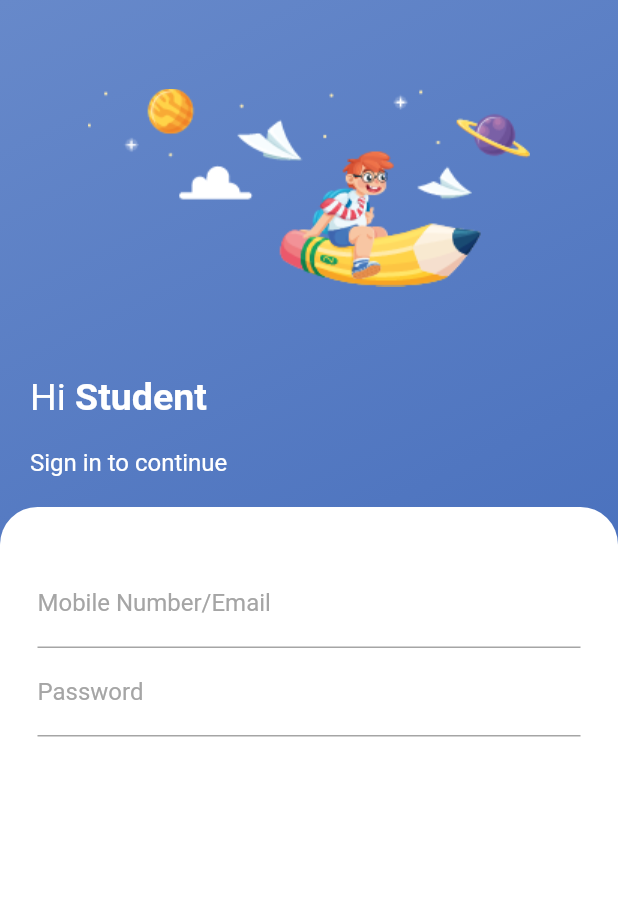
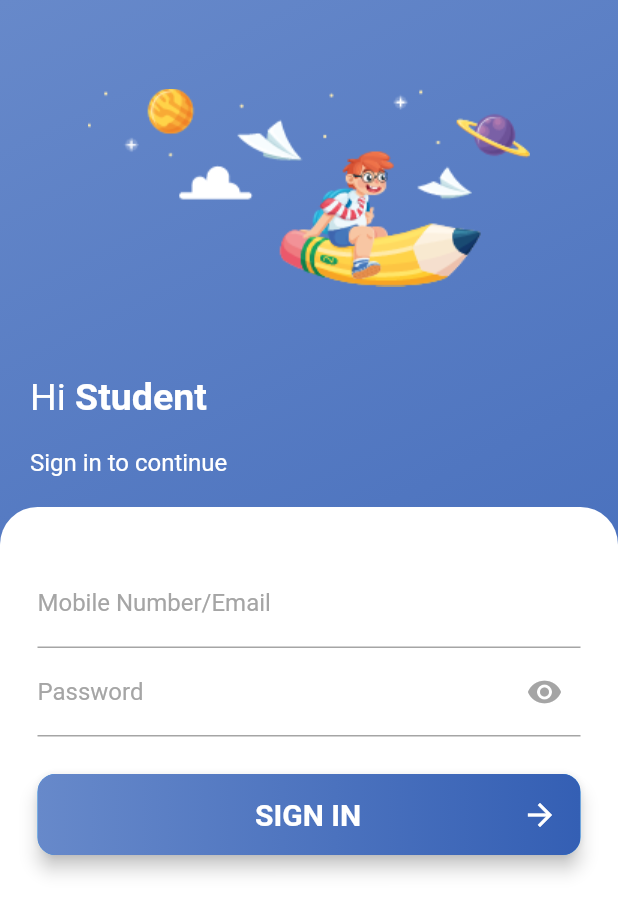
Before and after one commit to faysalneowaz/schoolerp, a Flutter app: the screen it shows after launch, on a phone screen of 412 x 824 dp. Shown: the top 914 px of the screen. Run offline on Flutter 3.47's test engine with Material 2 defaults, Android fonts, the phone set to English and light mode, and no system bars.

Commit message:
Login Button

```diff
--- a/lib/screens/login_screen.dart
+++ b/lib/screens/login_screen.dart
@@ -10,6 +10,8 @@ class LoginScreen extends StatefulWidget {
 
 class _LoginScreenState extends State<LoginScreen> {
   TextEditingController emailController = TextEditingController();
+  TextEditingController passwordController = TextEditingController();
+  bool _obscureText = true;
   @override
   Widget build(BuildContext context) {
     return Scaffold(
@@ -91,7 +93,7 @@ class _LoginScreenState extends State<LoginScreen> {
                     ),
                     child: Column(
                       children: [
-                        TextField(
+                        TextFormField(
                           controller: emailController,
                           cursorColor: AppConstent.lightgraycolor,
                           decoration: const InputDecoration(
@@ -118,29 +120,97 @@ class _LoginScreenState extends State<LoginScreen> {
                             ),
                           ),
                         ),
-                        TextField(
-                          controller: emailController,
+                        TextFormField(
+                          validator: (value) {
+                            if (value!.trim().isEmpty) {
+                              return "Password is required";
+                            } else if (value.length < 6) {
+                              return "Password is more then 6 charecter";
+                            }
+                            return null;
+                          },
+                          controller: passwordController,
                           cursorColor: AppConstent.lightgraycolor,
-                          decoration: const InputDecoration(
+                          obscureText: _obscureText,
+                          decoration: InputDecoration(
+                            suffixIcon: InkWell(
+                              onTap: () {
+                                setState(() {
+                                  _obscureText = !_obscureText;
+                                });
+                              },
+                              child: Icon(
+                                _obscureText
+                                    ? Icons.visibility
+                                    : Icons.visibility_off,
+                                color: AppConstent.lightgraycolor,
+                              ),
+                            ),
                             labelText: "Password",
-                            labelStyle: TextStyle(
+                            labelStyle: const TextStyle(
                               color: AppConstent.lightgraycolor,
                             ),
-                            focusColor: AppConstent.lightgraycolor,
-                            fillColor: AppConstent.lightgraycolor,
-                            enabledBorder: UnderlineInputBorder(
+                            enabledBorder: const UnderlineInputBorder(
                               borderSide: BorderSide(
                                 color: AppConstent.lightgraycolor,
                               ),
                             ),
-                            focusedBorder: UnderlineInputBorder(
+                            focusedBorder: const UnderlineInputBorder(
                               borderSide: BorderSide(
                                 color: AppConstent.lightgraycolor,
                               ),
                             ),
-                            border: UnderlineInputBorder(
+                            border: const UnderlineInputBorder(
                               borderSide: BorderSide(
                                 color: AppConstent.lightgraycolor,
+                              ),
+                            ),
+                          ),
+                        ),
+                        const SizedBox(
+                          height: 25.0,
+                        ),
+                        ElevatedButton(
+                          onPressed: () {},
+                          style: ElevatedButton.styleFrom(
+                            padding: const EdgeInsets.all(0.0),
+                            elevation: 5,
+                            shape: RoundedRectangleBorder(
+                                borderRadius: BorderRadius.circular(12.0)),
+                          ),
+                          child: Ink(
+                            decoration: const BoxDecoration(
+                              borderRadius:
+                                  BorderRadius.all(Radius.circular(12.0)),
+                              gradient: LinearGradient(colors: [
+                                AppConstent.secondarycolor,
+                                AppConstent.primarycolor
+                              ]),
+                            ),
+                            child: Container(
+                              padding: const EdgeInsets.all(15),
+                              constraints: const BoxConstraints(minWidth: 88.0),
+                              child: Row(
+                                mainAxisAlignment:
+                                    MainAxisAlignment.spaceBetween,
+                                children: [
+                                  SizedBox(
+                                      width: MediaQuery.of(context).size.width /
+                                          18),
+                                  const Text(
+                                    'SIGN IN',
+                                    textAlign: TextAlign.center,
+                                    style: TextStyle(
+                                      fontSize: 20,
+                                      fontWeight: FontWeight.w700,
+                                      color: Colors.white,
+                                    ),
+                                  ),
+                                  const Icon(
+                                    Icons.arrow_forward,
+                                    color: Colors.white,
+                                  )
+                                ],
                               ),
                             ),
                           ),
```
